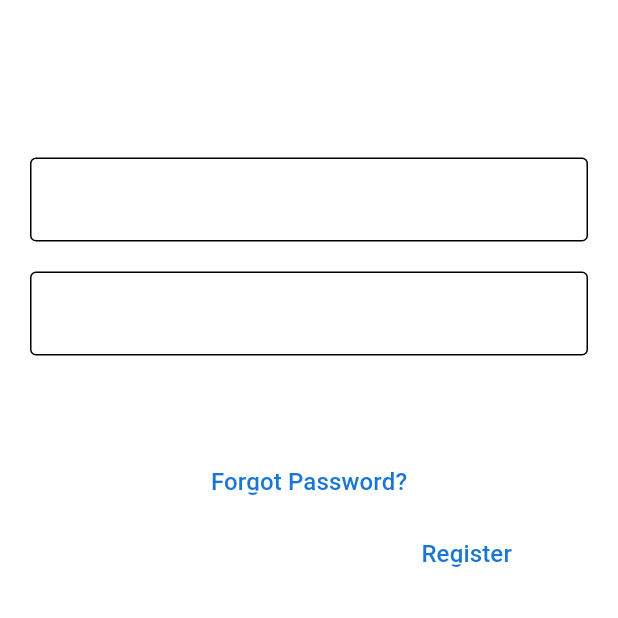
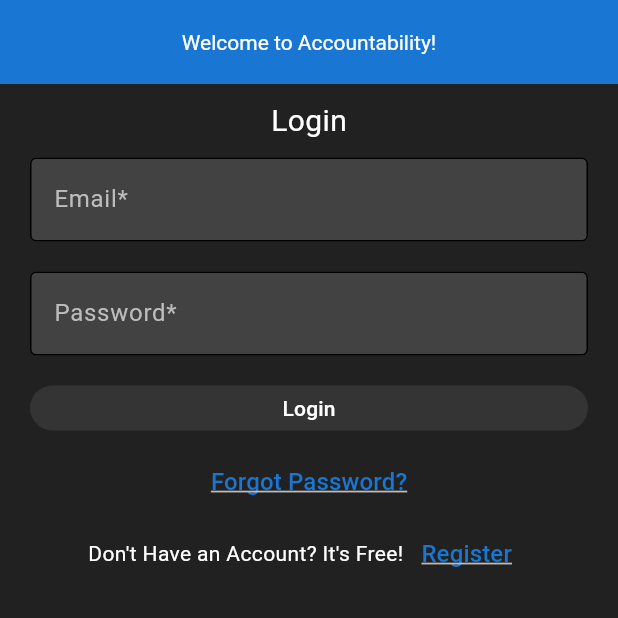
Before and after one commit to tranpham9/expense-tracker, a Flutter app: the screen it shows after launch, on a phone screen of 412 x 824 dp, the top half of it. Run offline on Flutter 3.47's test engine with Material 3 defaults, Android fonts, the phone set to English and light mode, and no system bars; our stand-ins replace dio, skeletonizer; accounts and stored records are empty.

Commit message:
Updated mobile to mimick color theme of website

```diff
--- a/frontend/mobile/accountability_mobile_app/lib/main.dart
+++ b/frontend/mobile/accountability_mobile_app/lib/main.dart
@@ -2,29 +2,26 @@ import 'dart:core';
 import 'package:flutter/material.dart';
 import './ui/landing_page/login.dart';
 
-// TODO: Implement some Color and Theme objects here so changing style will be easy
-// perhaps also set standard theme for TextField, Buttons, etc.
-// Make the app look as similar to the web app as possible
+void main() => runApp(const ConsistentApp());
 
-void main() => runApp(const consistent());
+class ConsistentApp extends StatelessWidget {
+  const ConsistentApp({super.key});
+  static const String _title = "Accountability";
 
-class consistent extends StatelessWidget {
-  const consistent({super.key});
-  static const String _title = "Accountability";
-  // Set a consistent theme for the whole app
   static ColorScheme colorScheme = ColorScheme(
-      brightness: Brightness.light,
-      primary: Colors.blue[700]!,
-      onPrimary: Colors.white,
-      secondary: Colors.orange[500]!,
-      onSecondary: Colors.white,
-      error: Colors.red[500]!,
-      onError: Colors.red[500]!,
-      surface: Colors.white,
-      onSurface: Colors.white,
-      background: Colors.grey[400]!);
+    brightness: Brightness.dark,
+    primary: Colors.blue[700]!,
+    onPrimary: Colors.white,
+    secondary: Colors.orange.withOpacity(0.6),
+    onSecondary: Colors.white,
+    error: Colors.red[500]!,
+    onError: Colors.white,
+    background: Colors.grey[900]!,
+    onBackground: Colors.white,
+    surface: Colors.grey[800]!,
+    onSurface: Colors.grey[400]!,
+  );
 
-  // Set some main information about our website
   @override
   Widget build(BuildContext context) {
     return MaterialApp(
@@ -32,6 +29,43 @@ class consistent extends StatelessWidget {
       theme: ThemeData(
         useMaterial3: true,
         colorScheme: colorScheme,
+        scaffoldBackgroundColor: colorScheme.background,
+        dividerTheme: DividerThemeData(
+          color: colorScheme.secondary.withOpacity(0.6),
+        ),
+        appBarTheme: AppBarTheme(
+          backgroundColor: colorScheme.primary,
+          titleTextStyle: TextStyle(color: colorScheme.onPrimary),
+        ),
+        textTheme: TextTheme(
+          bodyLarge: TextStyle(color: colorScheme.onBackground),
+          bodyMedium: TextStyle(color: colorScheme.onBackground),
+          titleMedium: TextStyle(color: colorScheme.onBackground),
+        ),
+        elevatedButtonTheme: ElevatedButtonThemeData(
+          style: ElevatedButton.styleFrom(
+            backgroundColor: colorScheme.primary,
+            foregroundColor: colorScheme.onPrimary,
+          ),
+        ),
+        inputDecorationTheme: InputDecorationTheme(
+          filled: true,
+          fillColor: colorScheme.surface,
+          enabledBorder: OutlineInputBorder(
+            borderSide: BorderSide(color: colorScheme.onSurface),
+          ),
+          focusedBorder: OutlineInputBorder(
+            borderSide: BorderSide(color: colorScheme.primary),
+          ),
+          errorBorder: OutlineInputBorder(
+            borderSide: BorderSide(color: colorScheme.error),
+          ),
+          focusedErrorBorder: OutlineInputBorder(
+            borderSide: BorderSide(color: colorScheme.error),
+          ),
+          labelStyle: TextStyle(color: colorScheme.onSurface),
+          hintStyle: TextStyle(color: colorScheme.onSurface),
+        ),
       ),
       themeMode: ThemeMode.dark,
       home: Scaffold(
```
